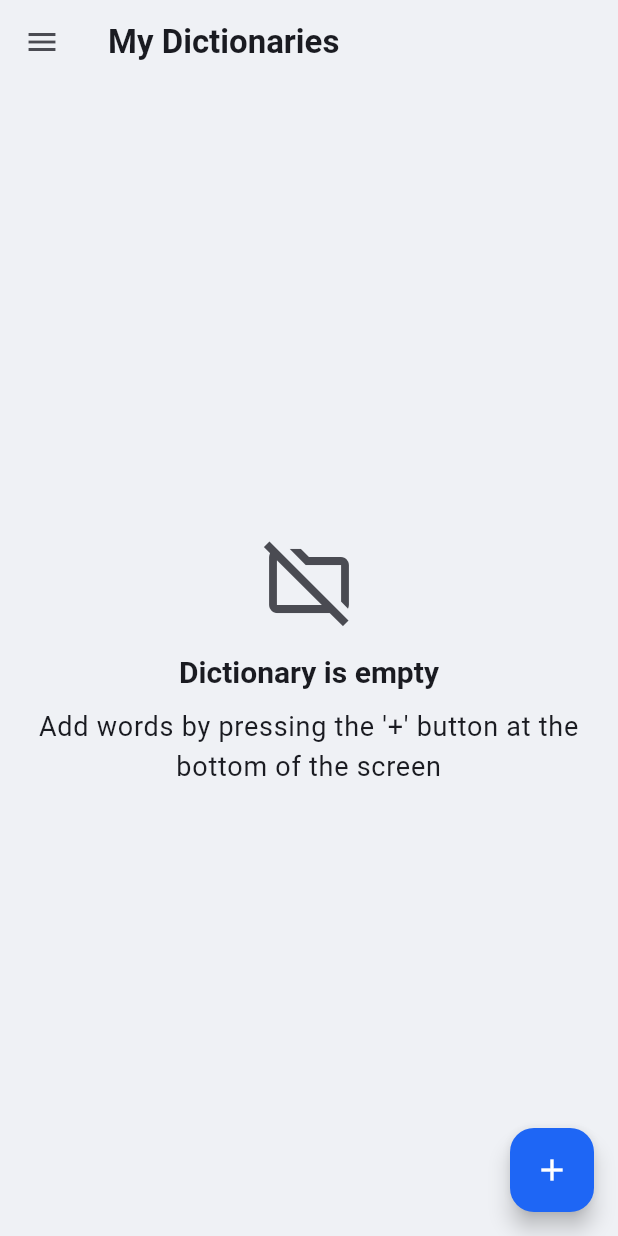
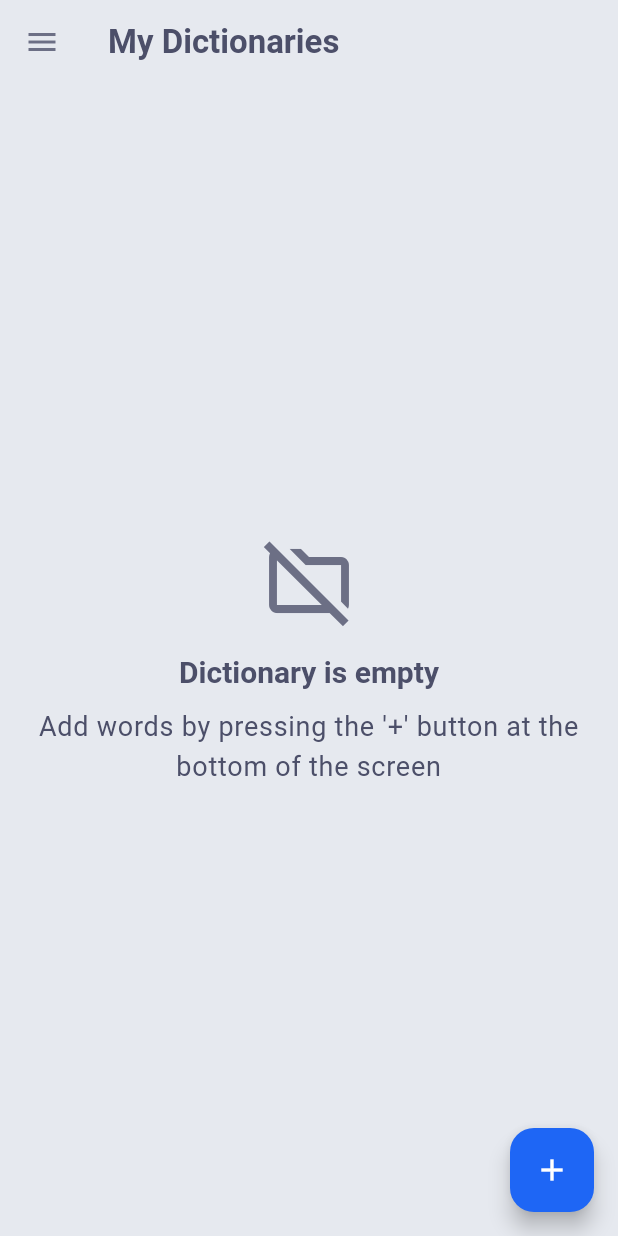
Before and after one commit to CrystalNetwork-Studio/SimpleDictionary, a Flutter app: the screen it shows after launch, on a phone screen of 412 x 824 dp. Run offline on Flutter 3.47's test engine with Material 3 defaults, Android fonts, the phone set to English and light mode, and no system bars; our stand-ins replace file_picker, package_info_plus, shared_preferences.

Commit message:
Refine app theme colors and properties Refine theme colors and adopt API changes
Adjusted light and dark color schemes for better palette integration.
Updated state property accessors (MaterialStateProperty to WidgetStateProperty)
and added a ColorAlpha extension. Removed unused imports.

```diff
--- a/lib/screens/about_app_screen.dart
+++ b/lib/screens/about_app_screen.dart
@@ -2,7 +2,6 @@ import 'package:flutter/material.dart';
 import 'package:package_info_plus/package_info_plus.dart';
 import 'package:simpledictionary/l10n/app_localizations.dart';
 import 'package:url_launcher/url_launcher.dart';
-import 'package:flutter/services.dart';
 
 class AboutAppScreen extends StatefulWidget {
   const AboutAppScreen({super.key});
--- a/lib/theme/app_theme.dart
+++ b/lib/theme/app_theme.dart
@@ -5,9 +5,9 @@ class AppTheme {
   static final ColorScheme _lightColorScheme = ColorScheme.fromSeed(
     seedColor: CatppuccinColors.latteBlue,
     brightness: Brightness.light,
-    surface: CatppuccinColors.latteBase,
-    surfaceContainerHighest: CatppuccinColors.latteMantle,
-    onSurface: const Color(0xFF1A1B21),
+    surface: CatppuccinColors.latteMantle,
+    surfaceContainerHighest: CatppuccinColors.latteSurface0.withOpacity(0.95),
+    onSurface: CatppuccinColors.latteText,
     primary: CatppuccinColors.latteBlue,
     onPrimary: Colors.white,
     secondary: CatppuccinColors.latteMauve,
@@ -16,14 +16,13 @@ class AppTheme {
     onTertiary: Colors.white,
     error: CatppuccinColors.latteRed,
     onError: Colors.white,
-    surfaceContainerLow: CatppuccinColors.latteSurface0,
-    onSurfaceVariant:
-        const Color(0xFF4A4B52), // Теплий сірий для вторинного тексту
-    outline: const Color(0xFFA6A8B5),
-    outlineVariant: const Color(0xFFA6A8B5),
+    surfaceContainerLow: CatppuccinColors.latteSurface1.withOpacity(0.85),
+    onSurfaceVariant: CatppuccinColors.latteSubtext0,
+    outline: CatppuccinColors.latteSurface1,
+    outlineVariant: CatppuccinColors.latteSurface0,
   );
 
-  // Base colors for dark theme ( Catppuccin Mocha)
+  // Base colors for dark theme (Catppuccin Mocha)
   static final ColorScheme _darkColorScheme = ColorScheme.fromSeed(
     seedColor: CatppuccinColors.mochaBlue,
     brightness: Brightness.dark,
@@ -93,11 +92,11 @@ class AppTheme {
       ),
     ),
     switchTheme: SwitchThemeData(
-      thumbColor: MaterialStateProperty.resolveWith((states) {
-        if (states.contains(MaterialState.selected)) {
+      thumbColor: WidgetStateProperty.resolveWith((states) {
+        if (states.contains(WidgetState.selected)) {
           return _lightColorScheme.tertiary;
         }
-        return _lightColorScheme.onSurfaceVariant.withOpacity(0.4);
+        return _lightColorScheme.onSurfaceVariant.withValues(alpha: 0.4);
       }),
     ),
     progressIndicatorTheme: ProgressIndicatorThemeData(
@@ -105,7 +104,7 @@ class AppTheme {
     ),
     textSelectionTheme: TextSelectionThemeData(
       cursorColor: _lightColorScheme.tertiary,
-      selectionColor: _lightColorScheme.tertiary.withOpacity(0.3),
+      selectionColor: _lightColorScheme.tertiary.withValues(alpha: 0.3),
       selectionHandleColor: _lightColorScheme.tertiary,
     ),
     inputDecorationTheme: InputDecorationTheme(
@@ -127,10 +126,10 @@ class AppTheme {
         fontSize: 16,
       ),
       hintStyle: TextStyle(
-        color: _lightColorScheme.onSurfaceVariant.withOpacity(0.7),
+        color: _lightColorScheme.onSurfaceVariant.withValues(alpha: 0.7),
         fontSize: 16,
       ),
-      contentPadding: const EdgeInsets.symmetric(
+      contentPadding: EdgeInsets.symmetric(
         horizontal: 16,
         vertical: 16,
       ),
@@ -139,7 +138,7 @@ class AppTheme {
       elevation: 0,
       color: _lightColorScheme.surfaceContainerHighest,
       shape: RoundedRectangleBorder(borderRadius: BorderRadius.circular(12)),
-      margin: const EdgeInsets.symmetric(vertical: 4, horizontal: 8),
+      margin: EdgeInsets.symmetric(vertical: 4, horizontal: 8),
     ),
     listTileTheme: ListTileThemeData(
       iconColor: _lightColorScheme.onSurfaceVariant,
@@ -220,16 +219,16 @@ class AppTheme {
       style: ElevatedButton.styleFrom(
         backgroundColor: _darkColorScheme.primary,
         foregroundColor: _darkColorScheme.onPrimary,
-        padding: const EdgeInsets.symmetric(horizontal: 20, vertical: 16),
+        padding: EdgeInsets.symmetric(horizontal: 20, vertical: 16),
         shape: RoundedRectangleBorder(borderRadius: BorderRadius.circular(12)),
       ),
     ),
     switchTheme: SwitchThemeData(
-      thumbColor: MaterialStateProperty.resolveWith((states) {
-        if (states.contains(MaterialState.selected)) {
+      thumbColor: WidgetStateProperty.resolveWith((states) {
+        if (states.contains(WidgetState.selected)) {
           return _darkColorScheme.tertiary;
         }
-        return _darkColorScheme.onSurfaceVariant.withOpacity(0.4);
+        return _darkColorScheme.onSurfaceVariant.withValues(alpha: 0.4);
       }),
     ),
     progressIndicatorTheme: ProgressIndicatorThemeData(
@@ -237,7 +236,7 @@ class AppTheme {
     ),
     textSelectionTheme: TextSelectionThemeData(
       cursorColor: _darkColorScheme.tertiary,
-      selectionColor: _darkColorScheme.tertiary.withOpacity(0.3),
+      selectionColor: _darkColorScheme.tertiary.withValues(alpha: 0.3),
       selectionHandleColor: _darkColorScheme.tertiary,
     ),
     inputDecorationTheme: InputDecorationTheme(
@@ -259,16 +258,16 @@ class AppTheme {
         fontSize: 16,
       ),
       hintStyle: TextStyle(
-        color: _darkColorScheme.onSurfaceVariant.withOpacity(0.7),
+        color: _darkColorScheme.onSurfaceVariant.withValues(alpha: 0.7),
         fontSize: 16,
       ),
-      contentPadding: const EdgeInsets.symmetric(horizontal: 16, vertical: 16),
+      contentPadding: EdgeInsets.symmetric(horizontal: 16, vertical: 16),
     ),
     cardTheme: CardTheme(
       elevation: 0,
       color: _darkColorScheme.surfaceContainerHighest,
       shape: RoundedRectangleBorder(borderRadius: BorderRadius.circular(12)),
-      margin: const EdgeInsets.symmetric(vertical: 4, horizontal: 8),
+      margin: EdgeInsets.symmetric(vertical: 4, horizontal: 8),
     ),
     listTileTheme: ListTileThemeData(
       iconColor: _darkColorScheme.onSurfaceVariant,
@@ -326,7 +325,7 @@ class AppTheme {
       bodyLarge: TextStyle(fontSize: 18, color: primaryColor),
       bodyMedium: TextStyle(fontSize: 16, color: secondaryColor),
       bodySmall:
-          TextStyle(fontSize: 14, color: secondaryColor.withOpacity(0.7)),
+          TextStyle(fontSize: 14, color: secondaryColor.withValues(alpha: 0.7)),
       labelLarge: TextStyle(
           fontSize: 16, fontWeight: FontWeight.bold, color: secondaryColor),
       labelMedium: TextStyle(
@@ -367,10 +366,13 @@ class CatppuccinColors {
   static const Color mochaCrust = Color(0xff11111b);
 }
 
-// Extension for easier alpha modification if needed
+// Extension for easier alpha modification
 extension ColorAlpha on Color {
   Color withValues({double? alpha}) {
-    int alphaInt = (alpha ?? a.toDouble()).toInt();
-    return withAlpha(alphaInt);
+    if (alpha == null) {
+      return this;
+    }
+    int newAlpha = (this.alpha * alpha.clamp(0.0, 1.0)).round();
+    return withAlpha(newAlpha);
   }
 }
--- a/lib/widgets/app_drawer.dart
+++ b/lib/widgets/app_drawer.dart
@@ -24,6 +24,7 @@ class _AppDrawerState extends State<AppDrawer> {
         context.watch<DictionaryProvider>().dictionaries.length;
 
     return Drawer(
+      backgroundColor: Theme.of(context).colorScheme.surface,
       child: Column(
         children: <Widget>[
           DrawerHeader(
```
Also changed, not shown: lib/utils/android_storage_helper.dart (+93 -95 lines).
